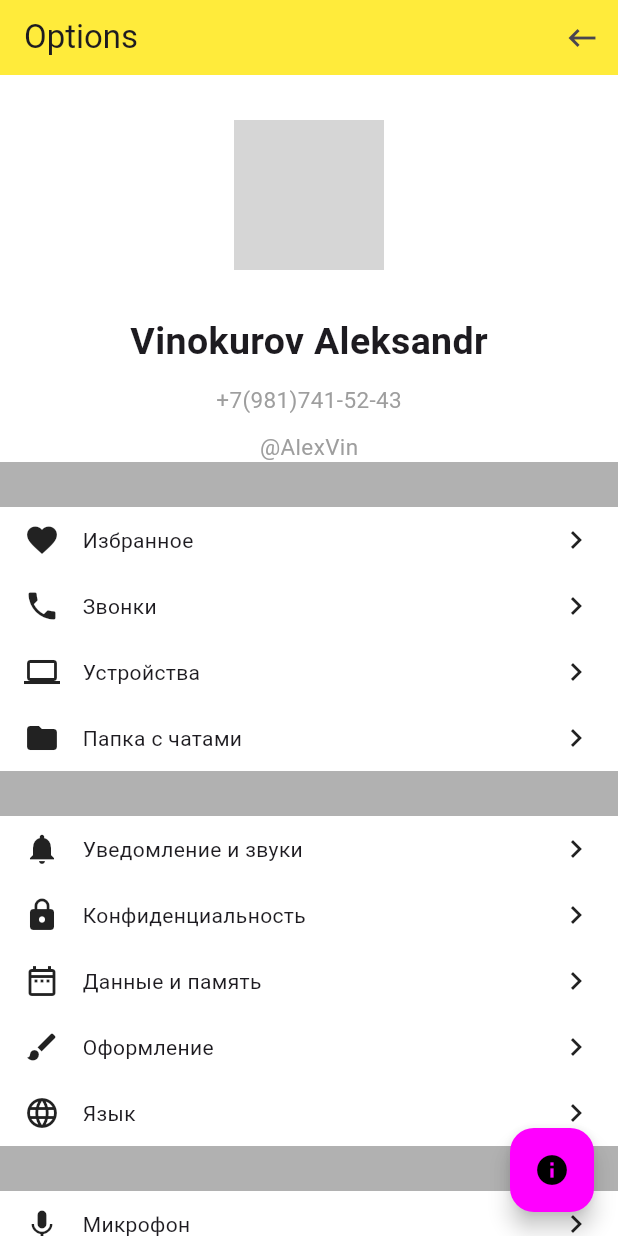
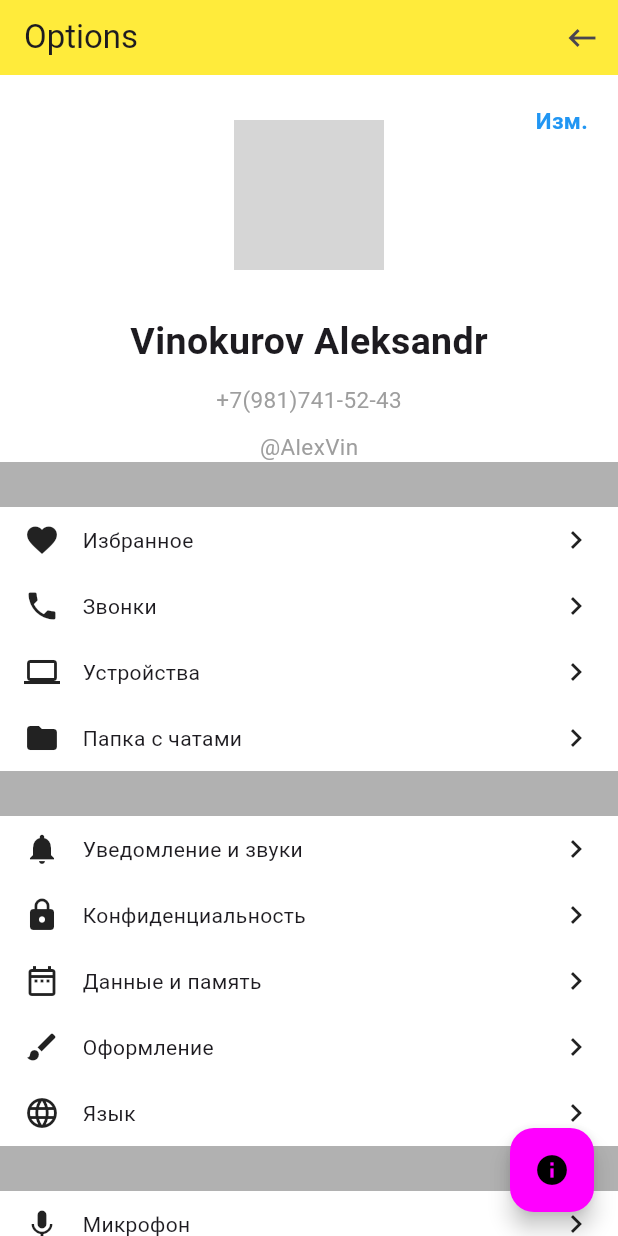
Before and after one commit to AleksandrVin322/-TrashOfEverything, a Flutter app: the UserProfile screen opened directly, on a phone screen of 412 x 824 dp. Run offline on Flutter 3.47's test engine with Material 3 defaults, Android fonts, the light colour scheme and no system bars; network calls fail; grey boxes are pictures that could not be loaded.

Commit message:
Усовершенствовали верстку страницы ТГ

```diff
--- a/lib/widget/screens/screen_tg_options/user_profile.dart
+++ b/lib/widget/screens/screen_tg_options/user_profile.dart
@@ -105,7 +105,9 @@ class _UserInfo extends StatelessWidget {
 
   @override
   Widget build(BuildContext context) {
-    return Container(
+    return Stack(
+      children: [
+        Container(
           width: double.infinity,
           color: Colors.white,
           child: const Column(
@@ -120,6 +122,17 @@ class _UserInfo extends StatelessWidget {
               _UserNickName(),
             ],
           ),
+        ),
+        const Positioned(
+          top: 20,
+          right: 20,
+          child: Text(
+            'Изм.',
+            style: TextStyle(
+                color: Colors.blue, fontWeight: FontWeight.bold, fontSize: 15),
+          ),
+        ),
+      ],
     );
   }
 }
```
Lines whose indentation alone changed are shown as unchanged.
